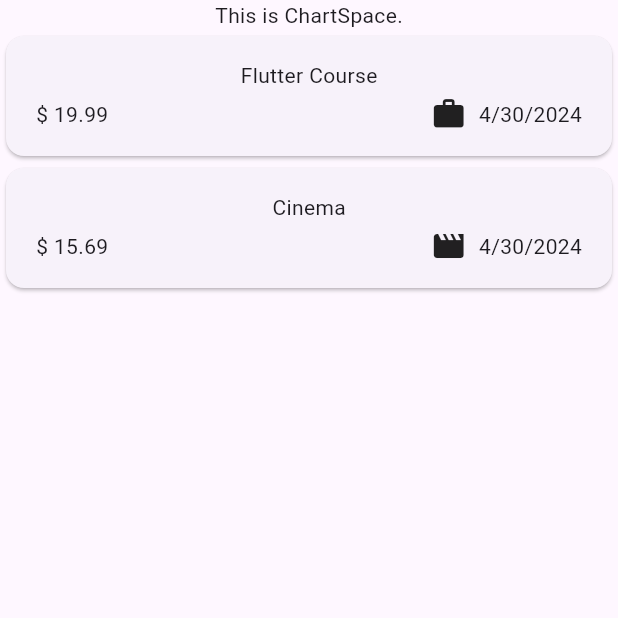
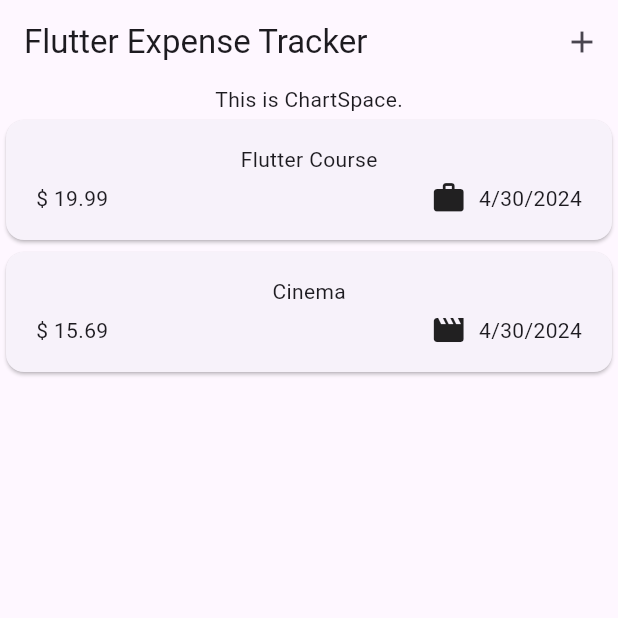
Before and after one commit to onodaryo/thirdapp, a Flutter app: the screen it shows after launch, on a phone screen of 412 x 824 dp, the top half of it. Run offline on Flutter 3.47's test engine with Material 3 defaults, Android fonts, the phone set to English and light mode, and no system bars.

Commit message:
オーバーレイから受けた文字を取得する簡単な実装例

```diff
--- a/lib/main.dart
+++ b/lib/main.dart
@@ -5,6 +5,7 @@
 void main() {
   runApp(
     const MaterialApp(
+      // theme: ThemeData(useMaterial3: true),
       home: Expenses(),
     ),
   );
--- a/lib/widgets/expenses.dart
+++ b/lib/widgets/expenses.dart
@@ -3,13 +3,13 @@ import 'package:flutter/material.dart';
 
 import 'package:keihi/models/expense.dart';
 import 'package:keihi/widgets/expensesList.dart';
+import 'package:keihi/widgets/newExpense.dart';
 
 class Expenses extends StatefulWidget {
   const Expenses({super.key});
 
   @override
   State<Expenses> createState() {
-    // TODO: implement createState
     return _Expenses();
   }
 }
@@ -20,9 +20,22 @@ class _Expenses extends State<Expenses> {
     Expense(title: 'Cinema', amount: 15.69, date: DateTime.now(), category: Category.leisure),
   ];
 
+  void _openAddExpenseOverlay(){
+    showModalBottomSheet(context: context, builder: (ctx) => const NewExpense());
+  }
+
   @override
   Widget build(BuildContext context) {
     return Scaffold(
+      appBar: AppBar(
+        title: const Text('Flutter Expense Tracker'),
+        actions: [
+          IconButton(
+            onPressed: _openAddExpenseOverlay,
+            icon: const Icon(Icons.add),
+          ),
+        ],
+      ),
       body: Column(
         children:[
           const Text('This is ChartSpace.'),
```
Also changed, not shown: lib/widgets/newExpense.dart (added, +46 -0 lines).
